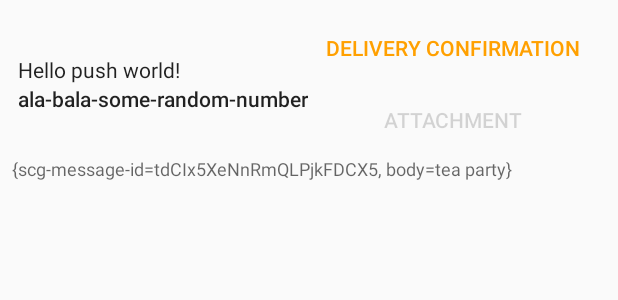
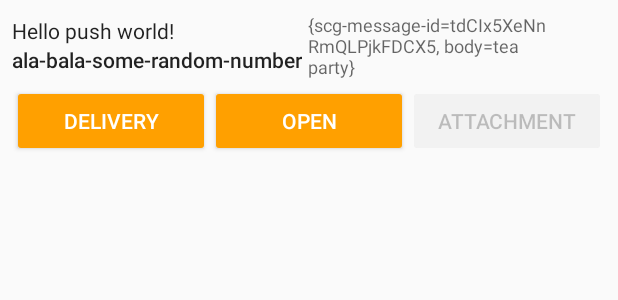
Before and after one commit to softavail/Push-Notification-SDK, an Android app: the layout message_item.xml on its own in the app's theme, with its tools: preview values and no code run, on a phone screen of 412 x 824 dp. Shown: the top 300 px of the screen. Run offline under Robolectric (Android 15) with nearby library versions, the phone set to English and light mode, and no system bars.

Commit message:
Added support for seen/intearaction confirmation

```diff
--- a/android/sample/app/build.gradle
+++ b/android/sample/app/build.gradle
@@ -10,6 +10,7 @@ buildscript {
 
 repositories {
     maven { url 'https://maven.fabric.io/public' }
+    mavenLocal()
 }
 
 apply plugin: 'com.android.application'
@@ -58,7 +59,7 @@ dependencies {
 
      compile project(':scg-push-sdk')
     // Only for development
-    //    compile project(':sdk')
+    //     compile project(':sdk')
     compile 'com.squareup.retrofit2:retrofit:2.0.2'
     compile 'com.squareup.retrofit2:converter-gson:2.0.2'
     compile 'com.google.firebase:firebase-messaging:9.4.0'
--- a/android/sample/app/src/main/java/com/softavail/scg/push/demo/MainReceiver.java
+++ b/android/sample/app/src/main/java/com/softavail/scg/push/demo/MainReceiver.java
@@ -124,7 +124,7 @@ public class MainReceiver extends ScgPushReceiver {
 
             try {
                 input.close();
-            } catch (IOException e) {
+            } catch (IOException ignored) {
             }
         }
         return null;
--- a/android/sample/app/src/main/res/layout/message_item.xml
+++ b/android/sample/app/src/main/res/layout/message_item.xml
@@ -36,39 +36,51 @@
 
         </LinearLayout>
 
+        <TextView
+            android:paddingStart="4dp"
+            android:paddingRight="4dp"
+            android:id="@+id/messageData"
+            style="@style/TextAppearance.AppCompat.Caption"
+            android:layout_width="match_parent"
+            android:layout_height="wrap_content"
+            tools:text="{scg-message-id=tdCIx5XeNnRmQLPjkFDCX5, body=tea party}"
+            android:paddingLeft="4dp" />
+
+    </LinearLayout>
+
+
     <LinearLayout
-            android:layout_width="wrap_content"
+        android:layout_width="match_parent"
         android:layout_height="wrap_content"
-            android:orientation="vertical">
+        android:layout_marginTop="4dp"
+        android:orientation="horizontal">
 
         <Button
             android:id="@+id/messageDelivery"
-                style="@style/Widget.AppCompat.Button.Borderless.Colored"
+            style="@style/Widget.AppCompat.Button.Colored"
             android:layout_width="match_parent"
             android:layout_height="wrap_content"
             android:layout_weight="1"
-                android:text="Delivery Confirmation" />
+            android:text="Delivery" />
+
+        <Button
+            android:id="@+id/messageOpen"
+            style="@style/Widget.AppCompat.Button.Colored"
+            android:layout_width="match_parent"
+            android:layout_height="wrap_content"
+            android:layout_weight="1"
+            android:text="Open" />
 
         <Button
             android:id="@+id/messageAttachment"
-                style="@style/Widget.AppCompat.Button.Borderless.Colored"
+            style="@style/Widget.AppCompat.Button.Colored"
             android:layout_width="match_parent"
             android:layout_height="wrap_content"
             android:layout_weight="1"
             android:enabled="false"
             android:text="Attachment" />
+
     </LinearLayout>
 
 
 </LinearLayout>
-
-
-    <TextView
-        android:id="@+id/messageDate"
-        style="@style/TextAppearance.AppCompat.Caption"
-        android:layout_width="match_parent"
-        android:layout_height="wrap_content"
-        tools:text="{scg-message-id=tdCIx5XeNnRmQLPjkFDCX5, body=tea party}" />
-
-
-</LinearLayout>
```
Also changed, not shown: android/sample/app/src/main/java/com/softavail/scg/push/demo/MainActivity.java (+18 -0 lines), android/sample/app/src/main/java/com/softavail/scg/push/demo/MessageAdapter.java (+15 -11 lines), android/sample/app/src/main/res/layout/dialog_initialization.xml (+8 -1 lines), android/sdk/lib/src/main/java/com/softavail/scg/push/sdk/ScgClient.java (+26 -4 lines), android/sdk/lib/src/main/java/com/softavail/scg/push/sdk/ScgRestService.java (+7 -0 lines), 1 other file. Lines whose indentation alone changed are shown as unchanged.
